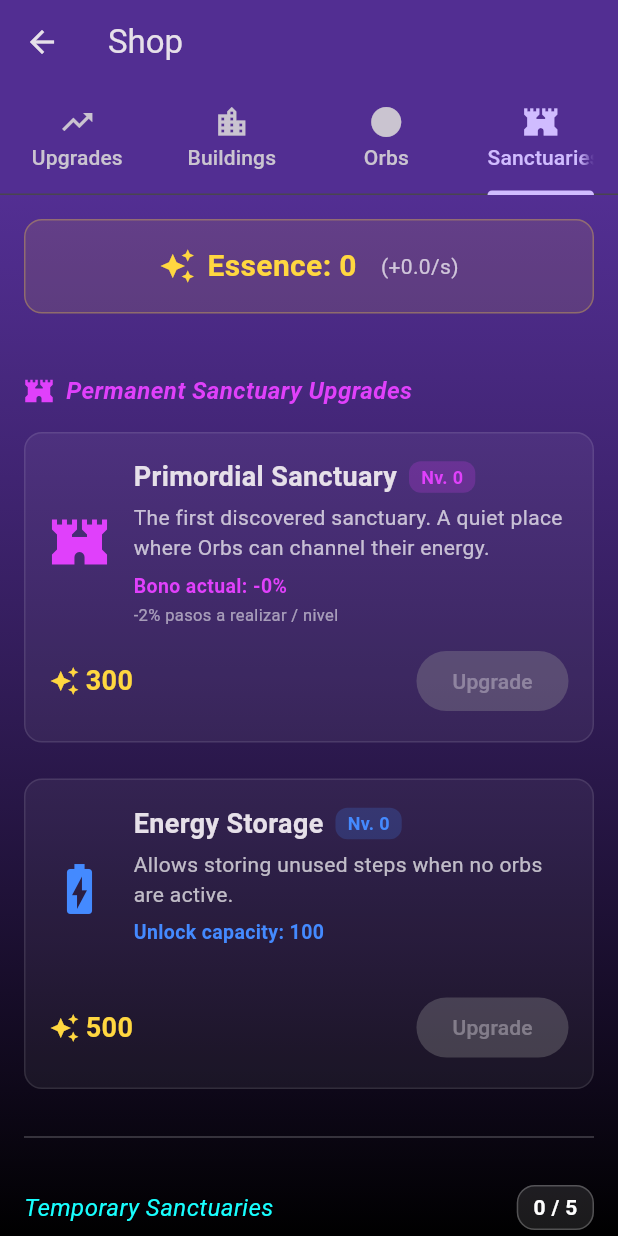
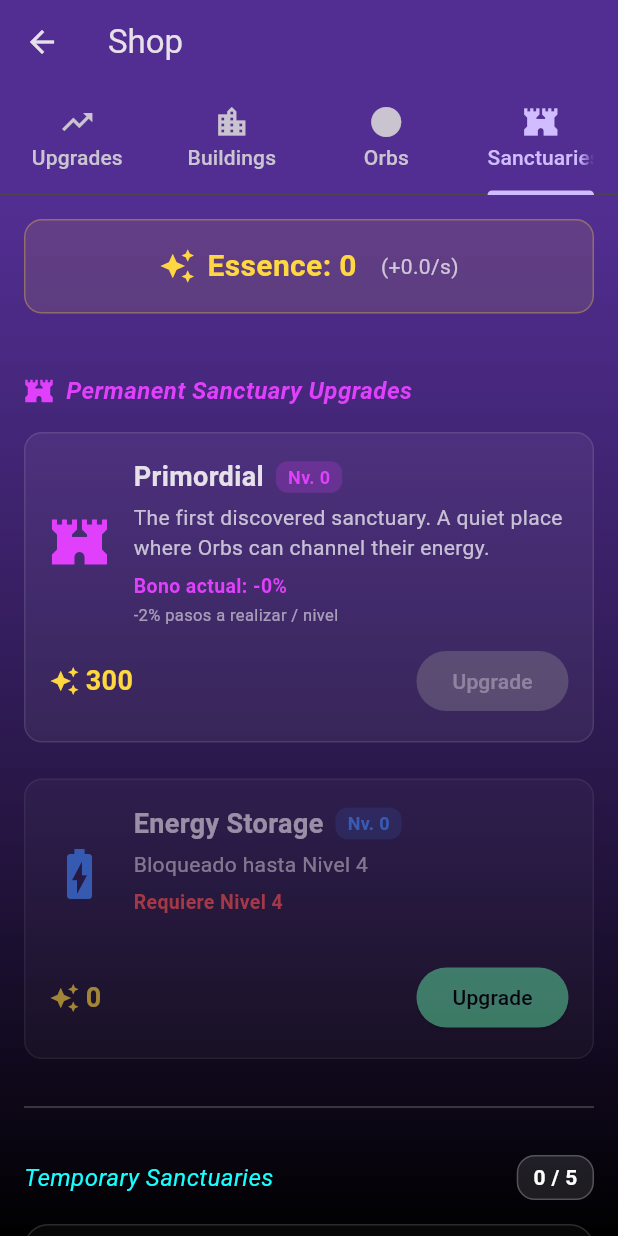
Before and after one commit to camu740/Stillwalks, a Flutter app: the ShopScreen screen opened by its route, tab 4 chosen, on a phone screen of 412 x 824 dp. Run offline on Flutter 3.47's test engine with Material 3 defaults, Android fonts, the phone set to English and light mode, and no system bars; our stand-ins replace package_info_plus, permission_handler, shared_preferences, sqflite; missing offline and left inert: health, home_widget; accounts and stored records are empty.

Commit message:
fix almacen

```diff
--- a/lib/l10n/app_en.arb
+++ b/lib/l10n/app_en.arb
@@ -420,7 +420,7 @@
   "upgradeStorageBonus": "+200 capacity / level",
   "upgradeSpeedName": "Speed Upgrade",
 
-  "sancPrimordialName": "Primordial Sanctuary",
+  "sancPrimordialName": "Primordial",
   "sancPrimordialDesc": "The first discovered sanctuary. A quiet place where Orbs can channel their energy.",
   "sancFastFlowName": "Fast Flow",
   "sancFastFlowDesc": "Reduces required steps by 10% (1 use)",
--- a/lib/l10n/app_es.arb
+++ b/lib/l10n/app_es.arb
@@ -420,7 +420,7 @@
   "upgradeStorageBonus": "+200 capacidad / nivel",
   "upgradeSpeedName": "Mejora de Velocidad",
 
-  "sancPrimordialName": "Santuario Primordial",
+  "sancPrimordialName": "Primordial",
   "sancPrimordialDesc": "El primer santuario descubierto. Un lugar tranquilo donde los Orbes pueden canalizar su energía.",
   "sancFastFlowName": "Flujo Rápido",
   "sancFastFlowDesc": "Reduce en un 10% los pasos requeridos (1 uso)",
--- a/lib/l10n/app_localizations.dart
+++ b/lib/l10n/app_localizations.dart
@@ -1643,7 +1643,7 @@ abstract class AppLocalizations {
   /// No description provided for @sancPrimordialName.
   ///
   /// In es, this message translates to:
-  /// **'Santuario Primordial'**
+  /// **'Primordial'**
   String get sancPrimordialName;
 
   /// No description provided for @sancPrimordialDesc.
--- a/lib/l10n/app_localizations_en.dart
+++ b/lib/l10n/app_localizations_en.dart
@@ -854,7 +854,7 @@ class AppLocalizationsEn extends AppLocalizations {
   String get upgradeSpeedName => 'Speed Upgrade';
 
   @override
-  String get sancPrimordialName => 'Primordial Sanctuary';
+  String get sancPrimordialName => 'Primordial';
 
   @override
   String get sancPrimordialDesc =>
--- a/lib/l10n/app_localizations_es.dart
+++ b/lib/l10n/app_localizations_es.dart
@@ -856,7 +856,7 @@ class AppLocalizationsEs extends AppLocalizations {
   String get upgradeSpeedName => 'Mejora de Velocidad';
 
   @override
-  String get sancPrimordialName => 'Santuario Primordial';
+  String get sancPrimordialName => 'Primordial';
 
   @override
   String get sancPrimordialDesc =>
--- a/lib/screens/shop_screen.dart
+++ b/lib/screens/shop_screen.dart
@@ -456,6 +456,11 @@ class _ShopScreenState extends State<ShopScreen> with SingleTickerProviderStateM
       final type = UpgradeType.energyStorage;
       final isOwned = esenciaService.hasUpgrade(type);
 
+      final progressionService = Provider.of<ProgressionService>(context);
+      // Check unlock status using string ID 'energy_storage'
+      final isUnlocked = progressionService.isItemUnlocked(currentLevel, 'energy_storage');
+      final requiredLevel = progressionService.getRequiredLevelForItem('energy_storage');
+
       Upgrade upgrade;
       double cost;
       String bonusText = '';
@@ -486,7 +491,6 @@ class _ShopScreenState extends State<ShopScreen> with SingleTickerProviderStateM
           bonusText = '${AppLocalizations.of(context)!.unlockCapacityLabel}: 100';
       }
 
-      final progressionService = Provider.of<ProgressionService>(context);
       final upgradeCap = progressionService.getUpgradeCap(currentLevel, type: 'energy_storage');
       final isCappedByLevel = upgrade.currentLevel >= upgradeCap;
       final isMaxLevel = isOwned && upgrade.currentLevel >= type.maxLevel;
@@ -496,17 +500,31 @@ class _ShopScreenState extends State<ShopScreen> with SingleTickerProviderStateM
            nextReqLevel = progressionService.getLevelRequiredForHigherCap(upgradeCap, type: 'energy_storage');
       }
 
-      return _UpgradeItem(
+      // Override logic if locked completely
+      if (!isUnlocked) {
+        bonusText = "Requiere Nivel $requiredLevel";
+      }
+
+      return Opacity(
+        opacity: isUnlocked ? 1.0 : 0.6,
+        child: _UpgradeItem(
           icon: Icons.battery_charging_full,
           iconColor: Colors.blueAccent,
-        bonusTextColor: Colors.blueAccent,
+          bonusTextColor: isUnlocked ? Colors.blueAccent : Colors.redAccent,
           title: AppLocalizations.of(context)!.upgradeStorageName,
-        description: AppLocalizations.of(context)!.upgradeStorageDesc,
+          description: isUnlocked ? AppLocalizations.of(context)!.upgradeStorageDesc : "Bloqueado hasta Nivel $requiredLevel",
           currentLevel: isOwned ? upgrade.currentLevel : 0,
           maxLevel: type.maxLevel,
-        cost: isMaxLevel ? 0 : cost.toDouble(),
+          cost: (isMaxLevel || !isUnlocked) ? 0 : cost.toDouble(),
           currentEsencia: currentEsencia,
           onPurchase: () async {
+              if (!isUnlocked) {
+                 ScaffoldMessenger.of(context).showSnackBar(
+                    SnackBar(content: Text("Requiere Nivel $requiredLevel")),
+                 );
+                 return;
+              }
+
               if (isCappedByLevel || isMaxLevel) return;
 
               final success = await esenciaService.purchaseUpgradeByType(type);
@@ -528,10 +546,11 @@ class _ShopScreenState extends State<ShopScreen> with SingleTickerProviderStateM
           },
           // Add required parameters
           bonusText: bonusText,
-        isCappedByLevel: isCappedByLevel,
-        nextRequiredLevel: nextReqLevel,
+          isCappedByLevel: isCappedByLevel && isUnlocked, // Only show cap warning if unlocked
+          nextRequiredLevel: isUnlocked ? nextReqLevel : null,
           isMaxLevel: isMaxLevel,
           multiplier: '',
+        ),
       );
   }
 
--- a/lib/screens/widgets/sanctuary_slot_widgets.dart
+++ b/lib/screens/widgets/sanctuary_slot_widgets.dart
@@ -138,7 +138,7 @@ class SanctuarySlot extends StatelessWidget {
                 crossAxisAlignment: CrossAxisAlignment.center,
                 mainAxisAlignment: MainAxisAlignment.start,
                 children: [
-                  const SizedBox(height: 60), // Espacio fijo para alineación consistente (header ~30px + gap)
+                  const SizedBox(height: 35), // Espacio reducido para evitar overflow cuando sale el botón de almacén
                   Row(
                     mainAxisAlignment: MainAxisAlignment.center,
                     mainAxisSize: MainAxisSize.min,
@@ -656,7 +656,7 @@ class TemporarySanctuarySlot extends StatelessWidget {
                         mainAxisSize: MainAxisSize.min,
                         crossAxisAlignment: CrossAxisAlignment.center,
                         children: [
-                          const SizedBox(height: 60),
+                          const SizedBox(height: 35),
                           Row(
                             mainAxisAlignment: MainAxisAlignment.center,
                             mainAxisSize: MainAxisSize.min,
--- a/lib/services/progression_service.dart
+++ b/lib/services/progression_service.dart
@@ -58,7 +58,7 @@ class ProgressionService {
       Unlock.item('building_mina', description: "Mina desbloqueada"),
     ]),
     LevelDefinition(level: 4, requiredXp: 1000, unlocks: [
-       // Caps handled dynamically
+       Unlock.item('energy_storage', description: "Almacén de Energía desbloqueado"),
     ]),
     LevelDefinition(level: 5, requiredXp: 1650, unlocks: [
       Unlock.feature(ProgressionFeature.temporarySanctuarySlot, description: "Slot de Santuario Temporal"),
```
Also changed, not shown: lib/screens/inventory_screen.dart (+35 -11 lines). Lines whose indentation alone changed are shown as unchanged.
